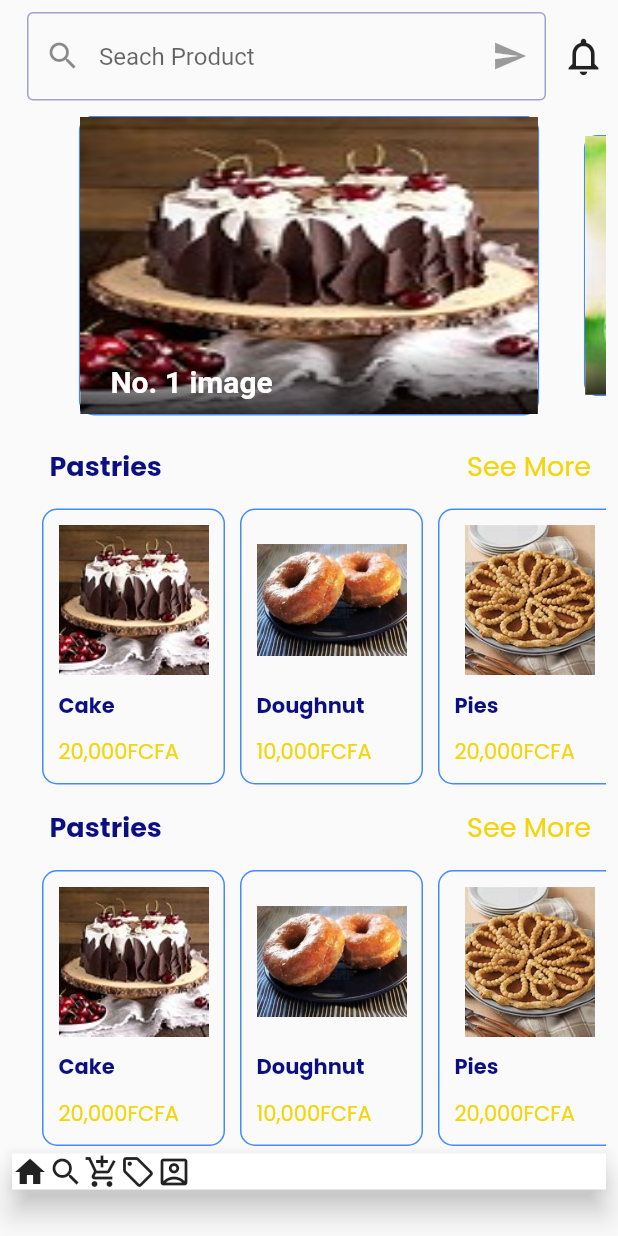
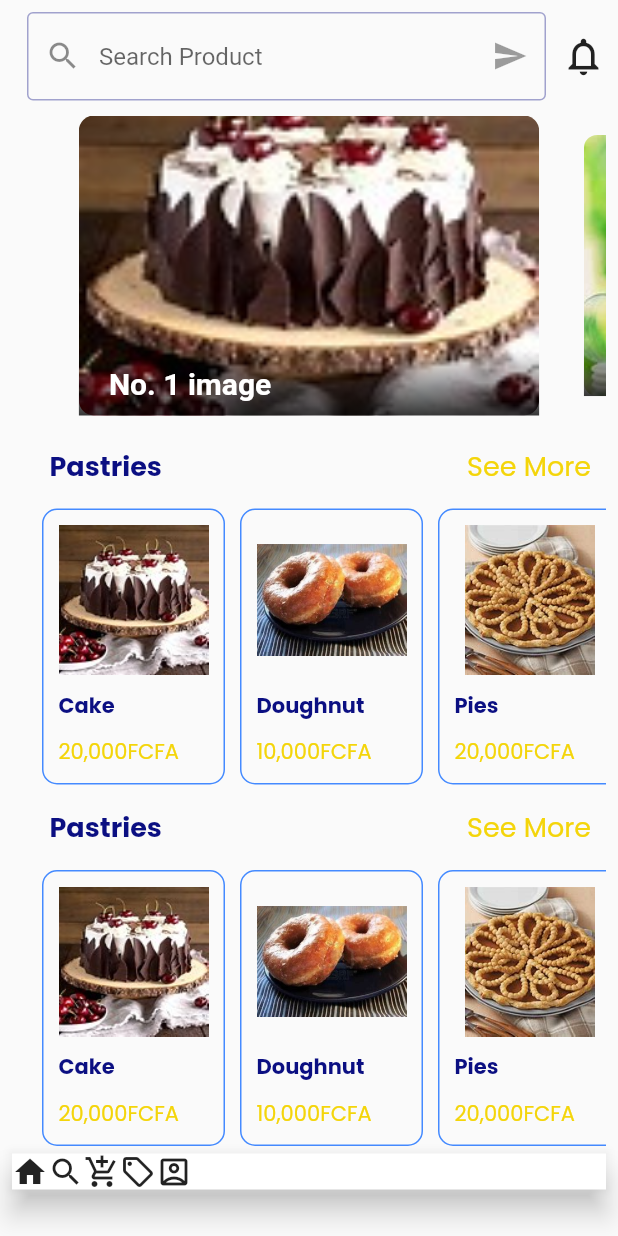
Before and after one commit to Desmond95/Intern_flutter, a Flutter app: the HomePage screen opened by its route, on a phone screen of 412 x 824 dp. Run offline on Flutter 3.47's test engine with Material 2 defaults, Android fonts, the phone set to English and light mode, and no system bars; drawn by our look-alikes of carousel_slider.

Commit message:
background carousel

```diff
--- a/lib/components/carousel_slider.dart
+++ b/lib/components/carousel_slider.dart
@@ -1,10 +1,9 @@
 import 'package:flutter/material.dart';
 import 'package:carousel_slider/carousel_slider.dart';
 
-class CarouselWidget extends StatelessWidget {
+class CarouselWidgetPage extends StatelessWidget {
   @override
   Widget build(BuildContext context) {
-
     return MyCarousel();
   }
 }
@@ -17,7 +16,7 @@ class MyCarousel extends StatefulWidget {
 class _MyCarouselState extends State<MyCarousel> {
   @override
   Widget build(BuildContext context) {
-   return CarouselSlider(
+    return CarouselSlider(
       options: CarouselOptions(
         height: 200,
         aspectRatio: 2.0,
@@ -32,18 +31,26 @@ class _MyCarouselState extends State<MyCarousel> {
             return Container(
               width: MediaQuery.of(context).size.width,
               margin: EdgeInsets.symmetric(horizontal: 5.0),
-              decoration: BoxDecoration(
-                borderRadius: BorderRadius.circular(10.0),
-                border: Border.all(color: Colors.blueAccent),
-              ),
+              // decoration: BoxDecoration(
+              //   borderRadius: BorderRadius.circular(10.0),
+              //   border: Border.all(color: Colors.blueAccent),
+              // ),
               child: Stack(
                 children: [
-                  Image(
-                    image: AssetImage('images/item$i.jpg'),
-                    fit: BoxFit.fill,
-                    width: 1000,
-                    height: 1000,
+                  Container(
+                    decoration: BoxDecoration(
+                        borderRadius: BorderRadius.circular(10.0),
+                        // border: Border.all(color: Colors.red),
+                        image: DecorationImage(
+                            image: AssetImage('images/item$i.jpg'),
+                            fit: BoxFit.cover)),
                   ),
+                  // Image(
+                  //   image: AssetImage('images/item$i.jpg'),
+                  //   fit: BoxFit.cover,
+                  //   width: 1000,
+                  //   height: 1000,
+                  //   ),
                   Positioned(
                     bottom: 0.0,
                     left: 0.0,
--- a/lib/screens/home_screen.dart
+++ b/lib/screens/home_screen.dart
@@ -25,7 +25,7 @@ class _HomePageState extends State<HomePage> {
                   children: [
                     Expanded(
                       child: InputField(
-                        hint: 'Seach Product',
+                        hint: 'Search Product',
                         labelText: null,
                         passwordhidden: false,
                         prefixIcon: Icons.search,
@@ -41,7 +41,7 @@ class _HomePageState extends State<HomePage> {
                 ),
                 Padding(
                   padding: const EdgeInsets.only(top: 10.0, bottom: 10),
-                  child: CarouselWidget(),
+                  child: CarouselWidgetPage(),
                 ),
                 Padding(
                   padding: const EdgeInsets.only(left: 15.0),
```
Also changed, not shown: 2 other files.
